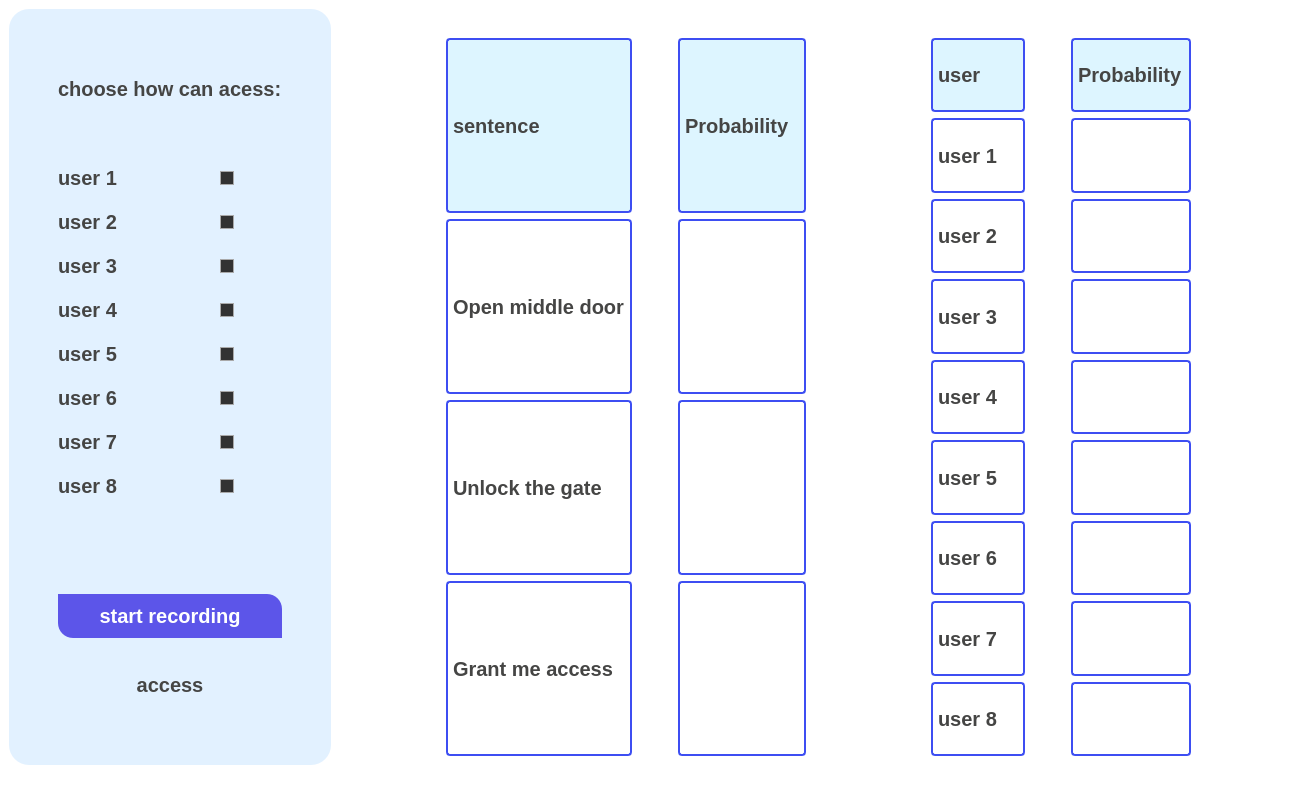
SaraElsaggan/voise_code_access, file mainwindow.ui: the form before one commit.
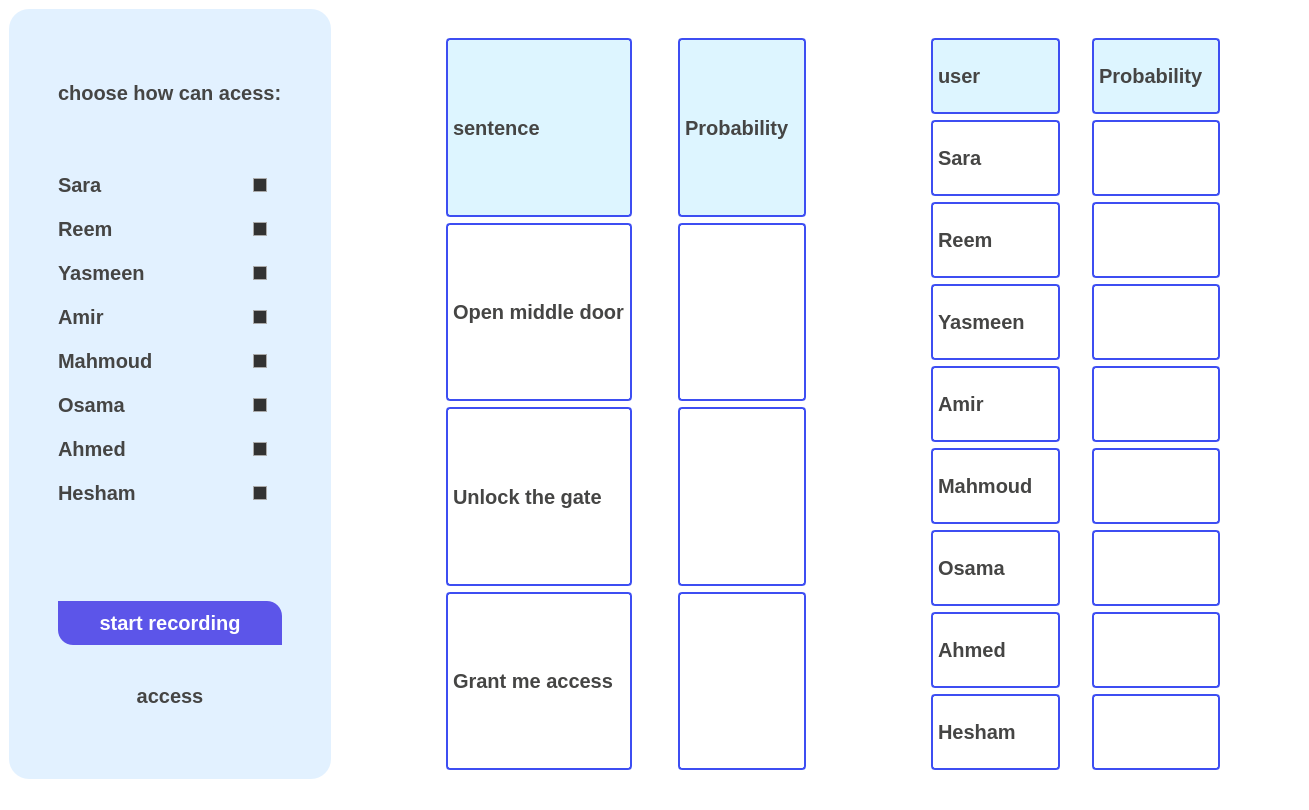
The form after the commit. Icons and pictures are not drawn.

The edit to the form file:
```diff
--- a/mainwindow.ui
+++ b/mainwindow.ui
@@ -7,7 +7,7 @@
     <x>0</x>
     <y>0</y>
     <width>1309</width>
-    <height>796</height>
+    <height>810</height>
    </rect>
   </property>
   <property name="windowTitle">
@@ -641,6 +641,9 @@
          <property name="text">
           <string>start recording</string>
          </property>
+         <property name="autoDefault">
+          <bool>true</bool>
+         </property>
         </widget>
        </item>
        <item row="3" column="1">
@@ -654,49 +657,35 @@
          <item row="5" column="0">
           <widget class="QLabel" name="lbl_acess_user_6">
            <property name="text">
-            <string>user 6</string>
-           </property>
-          </widget>
-         </item>
-         <item row="6" column="1">
-          <widget class="QCheckBox" name="chkBox_user_7">
-           <property name="text">
-            <string/>
-           </property>
-          </widget>
-         </item>
-         <item row="2" column="1">
-          <widget class="QCheckBox" name="chkBox_user_3">
-           <property name="text">
-            <string/>
+            <string>Osama</string>
            </property>
           </widget>
          </item>
          <item row="6" column="0">
           <widget class="QLabel" name="lbl_acess_user_7">
            <property name="text">
-            <string>user 7</string>
+            <string>Ahmed</string>
            </property>
           </widget>
          </item>
          <item row="2" column="0">
           <widget class="QLabel" name="lbl_acess_user_3">
            <property name="text">
-            <string>user 3</string>
+            <string>Yasmeen</string>
            </property>
           </widget>
          </item>
          <item row="4" column="0">
           <widget class="QLabel" name="lbl_acess_user_5">
            <property name="text">
-            <string>user 5</string>
+            <string>Mahmoud</string>
            </property>
           </widget>
          </item>
          <item row="3" column="0">
           <widget class="QLabel" name="lbl_acess_user_4">
            <property name="text">
-            <string>user 4</string>
+            <string>Amir</string>
            </property>
           </widget>
          </item>
@@ -706,56 +695,71 @@
             <string notr="true"/>
            </property>
            <property name="text">
-            <string>user 1</string>
-           </property>
-          </widget>
-         </item>
-         <item row="4" column="1">
-          <widget class="QCheckBox" name="chkBox_user_5">
-           <property name="text">
-            <string/>
-           </property>
-          </widget>
-         </item>
-         <item row="3" column="1">
-          <widget class="QCheckBox" name="chkBox_user_4">
-           <property name="text">
-            <string/>
-           </property>
-          </widget>
-         </item>
-         <item row="0" column="1">
-          <widget class="QCheckBox" name="chkBox_user_1">
-           <property name="text">
-            <string/>
+            <string>Sara</string>
            </property>
           </widget>
          </item>
          <item row="1" column="0">
           <widget class="QLabel" name="lbl_acess_user_2">
            <property name="text">
-            <string>user 2</string>
-           </property>
-          </widget>
-         </item>
-         <item row="1" column="1">
-          <widget class="QCheckBox" name="chkBox_user_2">
-           <property name="text">
-            <string/>
+            <string>Reem</string>
            </property>
           </widget>
          </item>
          <item row="7" column="0">
           <widget class="QLabel" name="lbl_acess_user_8">
            <property name="text">
-            <string>user 8</string>
+            <string>Hesham</string>
            </property>
           </widget>
          </item>
-         <item row="7" column="1">
-          <widget class="QCheckBox" name="chkBox_user_8">
+         <item row="0" column="1">
+          <widget class="QCheckBox" name="chkBox_sara">
            <property name="text">
             <string/>
+           </property>
+           <property name="checked">
+            <bool>false</bool>
+           </property>
+          </widget>
+         </item>
+         <item row="1" column="1">
+          <widget class="QCheckBox" name="chkBox_osama">
+           <property name="text">
+            <string/>
+           </property>
+           <property name="checked">
+            <bool>false</bool>
+           </property>
+          </widget>
+         </item>
+         <item row="2" column="1">
+          <widget class="QCheckBox" name="chkBox_mahmoud">
+           <property name="text">
+            <string/>
+           </property>
+           <property name="checked">
+            <bool>false</bool>
+           </property>
+          </widget>
+         </item>
+         <item row="3" column="1">
+          <widget class="QCheckBox" name="chkBox_amir">
+           <property name="text">
+            <string/>
+           </property>
+           <property name="checked">
+            <bool>false</bool>
+           </property>
+          </widget>
+         </item>
+         <item row="4" column="1">
+          <widget class="QCheckBox" name="chkBox_yasmeen">
+           <property name="text">
+            <string/>
+           </property>
+           <property name="checked">
+            <bool>false</bool>
            </property>
           </widget>
          </item>
@@ -763,6 +767,29 @@
           <widget class="QCheckBox" name="chkBox_user_6">
            <property name="text">
             <string/>
+           </property>
+           <property name="checked">
+            <bool>false</bool>
+           </property>
+          </widget>
+         </item>
+         <item row="6" column="1">
+          <widget class="QCheckBox" name="chkBox_hesham">
+           <property name="text">
+            <string/>
+           </property>
+           <property name="checked">
+            <bool>false</bool>
+           </property>
+          </widget>
+         </item>
+         <item row="7" column="1">
+          <widget class="QCheckBox" name="chkBox_ahmed">
+           <property name="text">
+            <string/>
+           </property>
+           <property name="checked">
+            <bool>false</bool>
            </property>
           </widget>
          </item>
@@ -998,21 +1025,21 @@
            <item row="1" column="0">
             <widget class="QLabel" name="lbl_user_24">
              <property name="text">
-              <string>user 1</string>
+              <string>Sara</string>
              </property>
             </widget>
            </item>
            <item row="2" column="0">
             <widget class="QLabel" name="lbl_user_21">
              <property name="text">
-              <string>user 2</string>
+              <string>Reem</string>
              </property>
             </widget>
            </item>
            <item row="7" column="0">
             <widget class="QLabel" name="lbl_user_18">
              <property name="text">
-              <string>user 7</string>
+              <string>Ahmed</string>
              </property>
             </widget>
            </item>
@@ -1050,14 +1077,14 @@
            <item row="4" column="0">
             <widget class="QLabel" name="lbl_user_19">
              <property name="text">
-              <string>user 4</string>
+              <string>Amir</string>
              </property>
             </widget>
            </item>
            <item row="6" column="0">
             <widget class="QLabel" name="lbl_user_20">
              <property name="text">
-              <string>user 6</string>
+              <string>Osama</string>
              </property>
             </widget>
            </item>
@@ -1081,21 +1108,21 @@
            <item row="8" column="0">
             <widget class="QLabel" name="lbl_user_22">
              <property name="text">
-              <string>user 8</string>
+              <string>Hesham</string>
              </property>
             </widget>
            </item>
            <item row="3" column="0">
             <widget class="QLabel" name="lbl_user_23">
              <property name="text">
-              <string>user 3</string>
+              <string>Yasmeen</string>
              </property>
             </widget>
            </item>
            <item row="5" column="0">
             <widget class="QLabel" name="lbl_user_17">
              <property name="text">
-              <string>user 5</string>
+              <string>Mahmoud</string>
              </property>
             </widget>
            </item>
@@ -1123,7 +1150,7 @@
              </property>
              <property name="sizeHint" stdset="0">
               <size>
-               <width>40</width>
+               <width>26</width>
                <height>20</height>
               </size>
              </property>
@@ -1139,7 +1166,7 @@
              </property>
              <property name="sizeHint" stdset="0">
               <size>
-               <width>100</width>
+               <width>71</width>
                <height>20</height>
               </size>
              </property>
```
Left out of the diff: 113 changed lines with no effect on the pictures.
